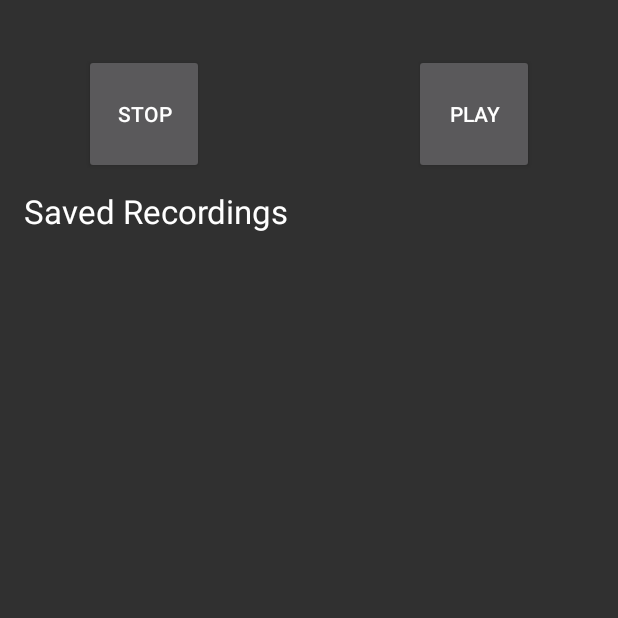
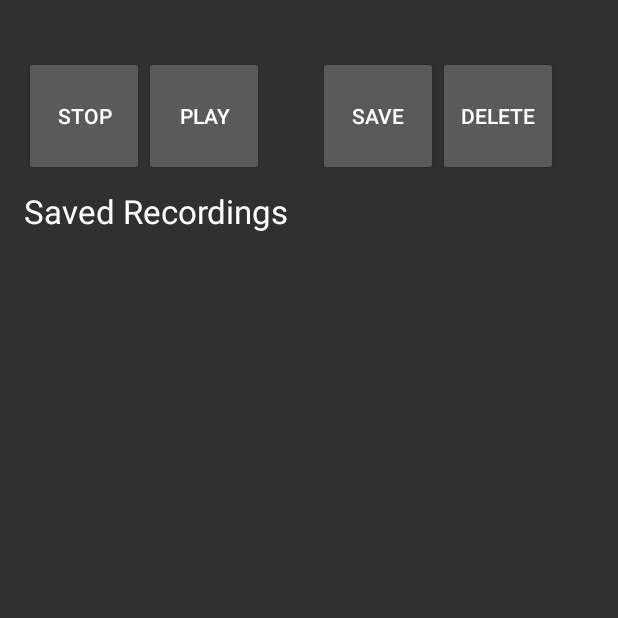
Before and after one commit to NicLew/Chordinate, an Android app: the RecordActivity screen opened directly, with no data from a screen before it, after a tap on "RECORD", on a phone screen of 412 x 824 dp, the top half of it. Run offline under Robolectric (Android 15) with nearby library versions, the light colour scheme and no system bars.

Commit message:
Can record using array now. Still buggy.

```diff
--- a/app/src/main/java/edu/pacificu/chordinate/chordinate/RecordActivity.java
+++ b/app/src/main/java/edu/pacificu/chordinate/chordinate/RecordActivity.java
@@ -1,6 +1,7 @@
 package edu.pacificu.chordinate.chordinate;
 
 import android.content.ContentValues;
+import android.content.Context;
 import android.media.MediaRecorder;
 import android.os.Environment;
 import android.provider.MediaStore;
@@ -13,6 +14,9 @@ import android.util.Log;
 import android.media.MediaPlayer;
 import android.widget.Toast;
 
+import java.io.File;
+import java.io.FileInputStream;
+import java.io.FileOutputStream;
 import java.io.IOException;
 import java.util.Vector;
 
@@ -20,23 +24,37 @@ import java.util.Vector;
 
 
 public class RecordActivity extends AppCompatActivity {
-    Button recordButton;
-    Button playButton;
-    boolean bIsRecording = false;
-    MediaRecorder mRecorder = new MediaRecorder();
-    //String mFileName;
+    private Button recordButton;
+    private Button playButton;
+    private Button saveButton;
+    private Button deleteButton;
+    private boolean bIsRecording;
+    private MediaRecorder mRecorder = null;
 
-    private MediaPlayer mPlayer = new MediaPlayer();
-    boolean bIsPlaying = false;
+    private MediaPlayer mPlayer = null;
+    private boolean bIsPlaying;
 
     // saved recordings part:
-    Vector<String> mSavedFiles = new Vector<String>(); // Instead of "String" it will be user defined class "SavedRecording" OR "SavedFile"
+    private Vector<SavedRecording> mSavedFiles = new Vector<SavedRecording>();
     //int mNumRec = 0;
+
+    //private File mSavedRecFile = new File("saved_rec_file");
+    private String FILENAME = "saved_rec_file";
+    private String mData;
 
     @Override
     protected void onCreate(Bundle savedInstanceState) {
         super.onCreate(savedInstanceState);
         setContentView(R.layout.activity_record);
+
+//        FileInputStream fin = openFileInput(FILENAME);
+//        //fin.read();
+//        fin.close();
+
+        mRecorder = new MediaRecorder();
+        mPlayer = new MediaPlayer();
+        bIsPlaying = false;
+        bIsRecording = false;
 
         recordButton = (Button) findViewById(R.id.recordButton);
         recordButton.setOnClickListener(new View.OnClickListener() {
@@ -53,30 +71,42 @@ public class RecordActivity extends AppCompatActivity {
                 RecordActivity.this.onPlayButtonClick(v);
             }
         });
+
+        saveButton = (Button) findViewById(R.id.saveButton);
+        saveButton.setOnClickListener(new View.OnClickListener() {
+            @Override
+            public void onClick(View v) {
+                RecordActivity.this.onSaveButtonClick(v);
+            }
+        });
+
+        deleteButton = (Button) findViewById(R.id.deleteButton);
+        deleteButton.setOnClickListener(new View.OnClickListener() {
+            @Override
+            public void onClick(View v) {
+                RecordActivity.this.onDeleteButtonClick(v);
+            }
+        });
     }
 
     public void onRecordButtonClick(View view) { // change to use java class methods!!!!!
-        //MicInput input = new MicInput();
-        //input.startRecording();
-        //MediaRecorder recorder = new MediaRecorder();
         String fileName = null;
 
-        //mFileName = Environment.getExternalStorageDirectory().getAbsolutePath();
-        //mFileName += "/audiorecordtest"+mNumRec+".3gp";
-
-        fileName = Environment.getExternalStorageDirectory().getAbsolutePath();
+        //fileName = Environment.getExternalStorageDirectory().getAbsolutePath();
         //fileName += "/audiorecordtest"+mNumRec+".3gp";
-        fileName += "/audiorecordtest"+mSavedFiles.size()+".3gp";
-        mSavedFiles.addElement(fileName);
+        //fileName += "/audiorecordtest"+mSavedFiles.size()+".3gp";
+        //mSavedFiles.addElement(new SavedRecording(mSavedFiles.size()));
         //++mNumRec;
 
         if (!bIsRecording)
         {
+            mSavedFiles.addElement(new SavedRecording(mSavedFiles.size()));
+
             bIsRecording = true;
             mRecorder.setAudioSource(MediaRecorder.AudioSource.MIC);
             mRecorder.setOutputFormat(MediaRecorder.OutputFormat.THREE_GPP);
             //mRecorder.setOutputFile(mSavedFiles.get(mNumRec - 1));
-            mRecorder.setOutputFile(mSavedFiles.get(mSavedFiles.size() - 1));
+            mRecorder.setOutputFile(mSavedFiles.get(mSavedFiles.size() - 1).getFileName());
             //mRecorder.setOutputFile(mFileName);
             mRecorder.setAudioEncoder(MediaRecorder.AudioEncoder.AMR_NB);
 
@@ -103,13 +133,12 @@ public class RecordActivity extends AppCompatActivity {
     }
 
     public void onPlayButtonClick(View view) {
-        //mPlayer = new MediaPlayer();
 
         if (!bIsPlaying)
         {
             try {
                 //mPlayer.setDataSource(mSavedFiles.get(mNumRec - 1));
-                mPlayer.setDataSource(mSavedFiles.get(mSavedFiles.size() - 1));
+                mPlayer.setDataSource(mSavedFiles.get(mSavedFiles.size() - 1).getFileName());
                 //mPlayer.setDataSource(mFileName);
                 mPlayer.prepare();
                 mPlayer.start();
@@ -130,96 +159,109 @@ public class RecordActivity extends AppCompatActivity {
         }
     }
 
-//    @Override
+    public void onSaveButtonClick(View view) {
+        mData = mSavedFiles.toString(); //ed1.getText().toString();
+
+        try {
+            FileOutputStream fileOutput = openFileOutput(FILENAME, MODE_APPEND);
+            fileOutput.write(mData.getBytes());
+            fileOutput.close();
+            Toast.makeText(getBaseContext(),"Recording Saved",Toast.LENGTH_SHORT).show();
+        }
+
+        catch (Exception e) {
+            // TODO Auto-generated catch block
+            e.printStackTrace();
+        }
+
+    }
+
+    public void onDeleteButtonClick(View view) {
+
+        mSavedFiles.removeElementAt(mSavedFiles.size() - 1);
+        Toast.makeText(getBaseContext(),"Recording Deleted",Toast.LENGTH_SHORT).show();
+    }
+//
 //    protected void onPause() {
-//        super.onPause();  // Always call the superclass method first
+//        super.onPause();
 //
-//        // Save the note's current draft, because the activity is stopping
-//        // and we want to be sure the current note progress isn't lost.
-//        ContentValues values = new ContentValues();
-//        values.put("numSavedFiles", mSavedFiles.size());
-//        //values.put(NotePad.Notes.COLUMN_NAME_TITLE, getCurrentNoteTitle());
-//
-//        getContentResolver().update(
-//                mUri,    // The URI for the note to update.
-//                values,  // The map of column names and new values to apply to them.
-//                null,    // No SELECT criteria are used.
-//                null     // No WHERE columns are used.
-//        );
+//        FileOutputStream fos = openFileOutput(FILENAME, Context.MODE_PRIVATE);
+//        //fos.write(mSavedFiles.toString().getBytes());
+//        fos.close();
 //    }
 //
-//    @Override
-//    protected void onResume() {
-//        super.onResume();  // Always call the superclass method first
-//
-//        // Save the note's current draft, because the activity is stopping
-//        // and we want to be sure the current note progress isn't lost.
-//        ContentValues values = new ContentValues();
-//        values.put(NotePad.Notes.COLUMN_NAME_NOTE, getCurrentNoteText());
-//        values.put(NotePad.Notes.COLUMN_NAME_TITLE, getCurrentNoteTitle());
-//
-//        getContentResolver().update(
-//                mUri,    // The URI for the note to update.
-//                values,  // The map of column names and new values to apply to them.
-//                null,    // No SELECT criteria are used.
-//                null     // No WHERE columns are used.
-//        );
-//    }
 //    @Override
 //    protected void onStop() {
 //        super.onStop();  // Always call the superclass method first
 //
+//        String FILENAME = "hello_file";
+//        String string = "hello world!";
+//
+//        FileOutputStream fos = openFileOutput(FILENAME, Context.MODE_PRIVATE);
+//        fos.write(string.getBytes());
+//        fos.close();
+//
 //        // Save the note's current draft, because the activity is stopping
 //        // and we want to be sure the current note progress isn't lost.
-//        ContentValues values = new ContentValues();
-//        values.put(NotePad.Notes.COLUMN_NAME_NOTE, getCurrentNoteText());
-//        values.put(NotePad.Notes.COLUMN_NAME_TITLE, getCurrentNoteTitle());
+//       // ContentValues values = new ContentValues();
+//        //values.put("NumSavedFiles", mSavedFiles.size());
+//        //values.put(NotePad.Notes.COLUMN_NAME_TITLE, getCurrentNoteTitle());
 //
-//        getContentResolver().update(
-//                mUri,    // The URI for the note to update.
-//                values,  // The map of column names and new values to apply to them.
-//                null,    // No SELECT criteria are used.
-//                null     // No WHERE columns are used.
-//        );
 //
-//        @Override
-//        protected void onStart() {
-//            super.onStart();  // Always call the superclass method first
-//
-//            // Save the note's current draft, because the activity is stopping
-//            // and we want to be sure the current note progress isn't lost.
-//            ContentValues values = new ContentValues();
-//            values.put(NotePad.Notes.COLUMN_NAME_NOTE, getCurrentNoteText());
-//            values.put(NotePad.Notes.COLUMN_NAME_TITLE, getCurrentNoteTitle());
-//
-//            getContentResolver().update(
-//                    mUri,    // The URI for the note to update.
-//                    values,  // The map of column names and new values to apply to them.
-//                    null,    // No SELECT criteria are used.
-//                    null     // No WHERE columns are used.
-//            );
-//        }
-//
-//        @Override
-//        protected void onRestart() {
-//            super.onRestart();  // Always call the superclass method first
-//
-//            // Save the note's current draft, because the activity is stopping
-//            // and we want to be sure the current note progress isn't lost.
-//            ContentValues values = new ContentValues();
-//            values.put(NotePad.Notes.COLUMN_NAME_NOTE, getCurrentNoteText());
-//            values.put(NotePad.Notes.COLUMN_NAME_TITLE, getCurrentNoteTitle());
-//
-//            getContentResolver().update(
-//                    mUri,    // The URI for the note to update.
-//                    values,  // The map of column names and new values to apply to them.
-//                    null,    // No SELECT criteria are used.
-//                    null     // No WHERE columns are used.
-//            );
-//        }
+////        getContentResolver().update(
+////                mUri,    // The URI for the note to update.
+////                values,  // The map of column names and new values to apply to them.
+////                null,    // No SELECT criteria are used.
+////                null     // No WHERE columns are used.
+////        );
 //    }
 
+//    @Override
+//    protected void onStart() {
+//        super.onStart();  // Always call the superclass method first
+//
+//        // The activity is either being restarted or started for the first time
+//        // so this is where we should make sure that GPS is enabled
+////            LocationManager locationManager =
+////                    (LocationManager) getSystemService(Context.LOCATION_SERVICE);
+////            boolean gpsEnabled = locationManager.isProviderEnabled(LocationManager.GPS_PROVIDER);
+////
+////            if (!gpsEnabled) {
+////                // Create a dialog here that requests the user to enable GPS, and use an intent
+////                // with the android.provider.Settings.ACTION_LOCATION_SOURCE_SETTINGS action
+////                // to take the user to the Settings screen to enable GPS when they click "OK"
+////            }
+//    }
+//
+//    @Override
+//    protected void onRestart() {
+//        super.onRestart();  // Always call the superclass method first
+//
+//        // Activity being restarted from stopped state
+//    }
 
-
+//    @Override
+//    public void onSaveInstanceState(Bundle savedInstanceState) {
+//        super.onSaveInstanceState(savedInstanceState);
+//        // Save UI state changes to the savedInstanceState.
+//        // This bundle will be passed to onCreate if the process is
+//        // killed and restarted.
+//        savedInstanceState.putBoolean("MyBoolean", true);
+//        savedInstanceState.putDouble("myDouble", 1.9);
+//        savedInstanceState.putInt("MyInt", 1);
+//        savedInstanceState.putString("MyString", "Welcome back to Android");
+//        // etc.
+//    }
+//
+//    @Override
+//    public void onRestoreInstanceState(Bundle savedInstanceState) {
+//        super.onRestoreInstanceState(savedInstanceState);
+//        // Restore UI state from the savedInstanceState.
+//        // This bundle has also been passed to onCreate.
+//        boolean myBoolean = savedInstanceState.getBoolean("MyBoolean");
+//        double myDouble = savedInstanceState.getDouble("myDouble");
+//        int myInt = savedInstanceState.getInt("MyInt");
+//        String myString = savedInstanceState.getString("MyString");
+//    }
 
 }
--- a/app/src/main/java/edu/pacificu/chordinate/chordinate/SavedRecording.java
+++ b/app/src/main/java/edu/pacificu/chordinate/chordinate/SavedRecording.java
@@ -17,25 +17,42 @@ public class SavedRecording {
     private long mLength; // what data type? use System.currentTimeMillis()
 
     SavedRecording (int fileNum) {
+        //String fileName;
         mFileName = Environment.getExternalStorageDirectory().getAbsolutePath();
-        mFileName += "/recording_file_"+fileNum+".3gp";
+        mFileName += "/recording_file_"+Integer.toString(fileNum)+".3gp";
+        //mFileName = Environment.getExternalStorageDirectory().getAbsolutePath();
+        //mFileName += "/recording_file_"+fileNum+".3gp";
         mFile = new File(mFileName);
 
-        mRecName = "Recording #"+fileNum;
+        mRecName = "Recording #"+Integer.toString(fileNum);
 
         mDate = new Date ();
         mLength = 0;
     }
 
     public String getFileName () {
+
+        //return mFile.getName();
         return mFileName;
     }
 
     public Date getDate () {
+
         return mDate;
     }
 
     public long getLength () {
+
         return mLength;
     }
+
+    public String getRecName () {
+
+        return mRecName;
+    }
+
+    public void setRecName (String newName) {
+
+        mRecName = newName;
+    }
 }
--- a/app/src/main/res/layout/activity_record.xml
+++ b/app/src/main/res/layout/activity_record.xml
@@ -13,24 +13,18 @@
         android:layout_height="80dp"
         android:text="@string/record_rec_button_rec"
         android:id="@+id/recordButton"
-        android:layout_marginTop="20dp"
-        android:layout_marginLeft="40dp"
-        android:layout_alignParentTop="true"
+        android:layout_alignTop="@+id/playbackButton"
         android:layout_alignParentLeft="true"
-        android:layout_alignParentStart="false" />
+        android:layout_alignParentStart="true" />
 
     <Button
         android:layout_width="80dp"
         android:layout_height="80dp"
         android:id="@+id/playbackButton"
         android:text="@string/record_playback_button_play"
-        android:layout_marginRight="40dp"
-        android:layout_marginTop="20dp"
-        android:layout_alignParentStart="false"
-        android:layout_alignParentTop="true"
-        android:layout_alignParentLeft="false"
-        android:layout_alignParentBottom="false"
-        android:layout_alignParentRight="true" />
+        android:layout_alignTop="@+id/saveButton"
+        android:layout_toRightOf="@+id/recordButton"
+        android:layout_toEndOf="@+id/recordButton" />
 
     <ListView
         android:layout_width="wrap_content"
@@ -61,4 +55,25 @@
         android:layout_alignParentStart="true"
         android:layout_marginLeft="0dp" />
 
+    <Button
+        android:layout_width="80dp"
+        android:layout_height="80dp"
+        android:text="@string/record_save_button"
+        android:id="@+id/saveButton"
+        android:layout_marginTop="21dp"
+        android:layout_alignParentTop="true"
+        android:layout_toRightOf="@+id/playbackButton"
+        android:layout_toEndOf="@+id/playbackButton"
+        android:layout_marginLeft="36dp"
+        android:layout_marginStart="36dp" />
+
+    <Button
+        android:layout_width="80dp"
+        android:layout_height="80dp"
+        android:text="@string/record_delete_button"
+        android:id="@+id/deleteButton"
+        android:layout_alignTop="@+id/saveButton"
+        android:layout_toRightOf="@+id/saveButton"
+        android:layout_toEndOf="@+id/saveButton" />
+
 </RelativeLayout>
--- a/app/src/main/res/values/strings.xml
+++ b/app/src/main/res/values/strings.xml
@@ -40,6 +40,8 @@
     <string name="record_rec_button_stop">Stop</string>
     <string name="record_playback_button_play">Play</string>
     <string name="record_playback_button_stop">Stop</string>
+    <string name="record_save_button">Save</string>
+    <string name="record_delete_button">Delete</string>
     <string name="record_list_title">Saved Recordings</string>
 
     <string name="action_settings">Settings</string>
```
